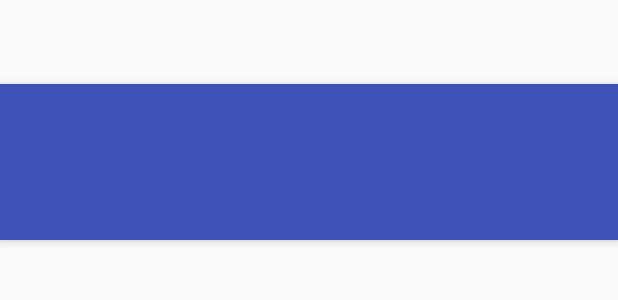
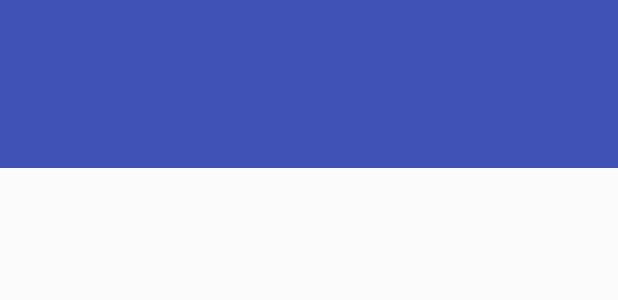
Before and after one commit to sarnab123/CountryOlympics, an Android app: the layout app_bar_olympics.xml on its own in the app's theme, with its tools: preview values and no code run, on a phone screen of 412 x 824 dp. Shown: the top 300 px of the screen. Run offline under Robolectric (Android 15) with nearby library versions, the phone set to English and light mode, and no system bars.

Commit message:
Updaing header for the Schedule page.

```diff
--- a/app/src/main/res/layout/app_bar_olympics.xml
+++ b/app/src/main/res/layout/app_bar_olympics.xml
@@ -4,7 +4,6 @@
                                                  xmlns:tools="http://schemas.android.com/tools"
                                                  android:layout_width="match_parent"
                                                  android:layout_height="match_parent"
-    android:fitsSystemWindows="true"
                                                  tools:context=".view.activity.OlympicsActivity">
 
     <android.support.design.widget.AppBarLayout
@@ -17,30 +16,35 @@
             android:layout_width="match_parent"
             android:layout_height="?attr/actionBarSize"
             android:background="?attr/colorPrimary"
+            app:layout_behavior="@string/appbar_scrolling_view_behavior"
             app:layout_scrollFlags="scroll|enterAlways"
             app:popupTheme="@style/AppTheme.PopupOverlay"/>
 
-        <LinearLayout android:orientation="vertical"
-            android:layout_width="fill_parent"
-            android:layout_height="fill_parent">
-        <HorizontalScrollView android:layout_width="fill_parent"
-            android:layout_height="wrap_content"
+        <android.support.design.widget.CollapsingToolbarLayout
+            android:layout_width="match_parent"
+            android:layout_height="?attr/actionBarSize"
+            android:layout_gravity="top"
+            app:layout_scrollFlags="scroll|exitUntilCollapsed">
+
+            <HorizontalScrollView
+                android:layout_width="match_parent"
+                android:layout_height="match_parent"
                 android:fillViewport="true"
-            android:scrollbars="none">
+                android:scrollbars="none"
+                app:layout_behavior="@string/appbar_scrolling_view_behavior">
+
                 <android.support.design.widget.TabLayout
                     android:id="@+id/tabs"
                     android:layout_width="match_parent"
-            android:layout_height="wrap_content" />
+                    android:layout_height="match_parent"/>
             </HorizontalScrollView>
-        </LinearLayout>
 
+        </android.support.design.widget.CollapsingToolbarLayout>
     </android.support.design.widget.AppBarLayout>
-
     <android.support.v4.view.ViewPager
         android:id="@+id/container"
         android:layout_width="match_parent"
         android:layout_height="match_parent"
-        app:layout_behavior="@string/appbar_scrolling_view_behavior" />
-
+        app:layout_behavior="@string/appbar_scrolling_view_behavior"/>
 
 </android.support.design.widget.CoordinatorLayout>
```
Lines whose indentation alone changed are shown as unchanged.
